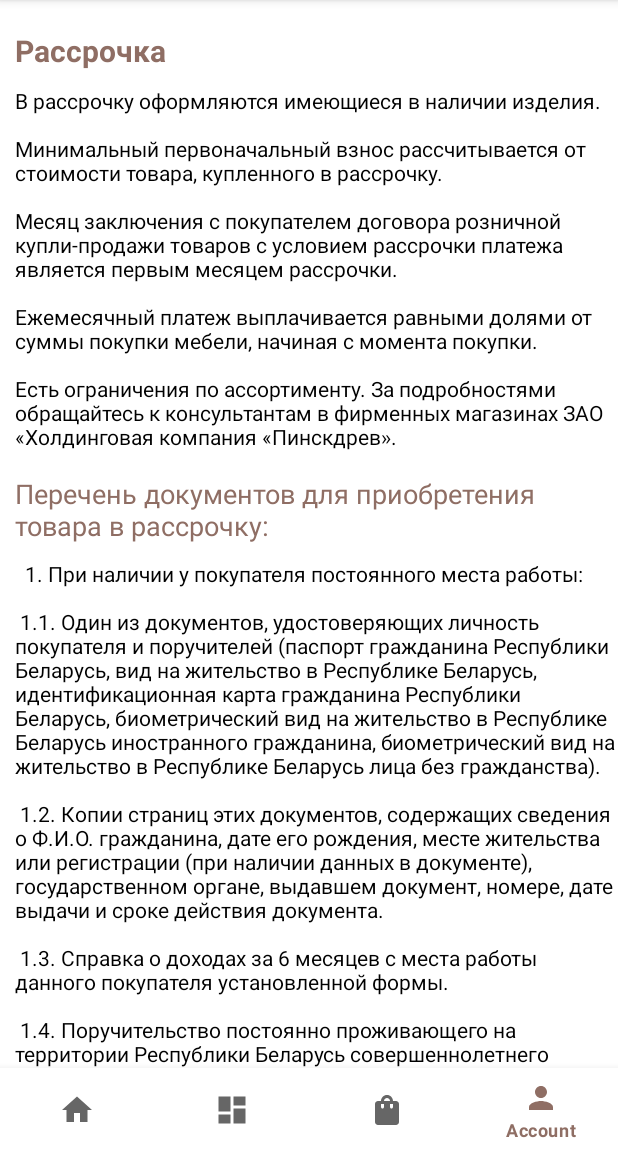
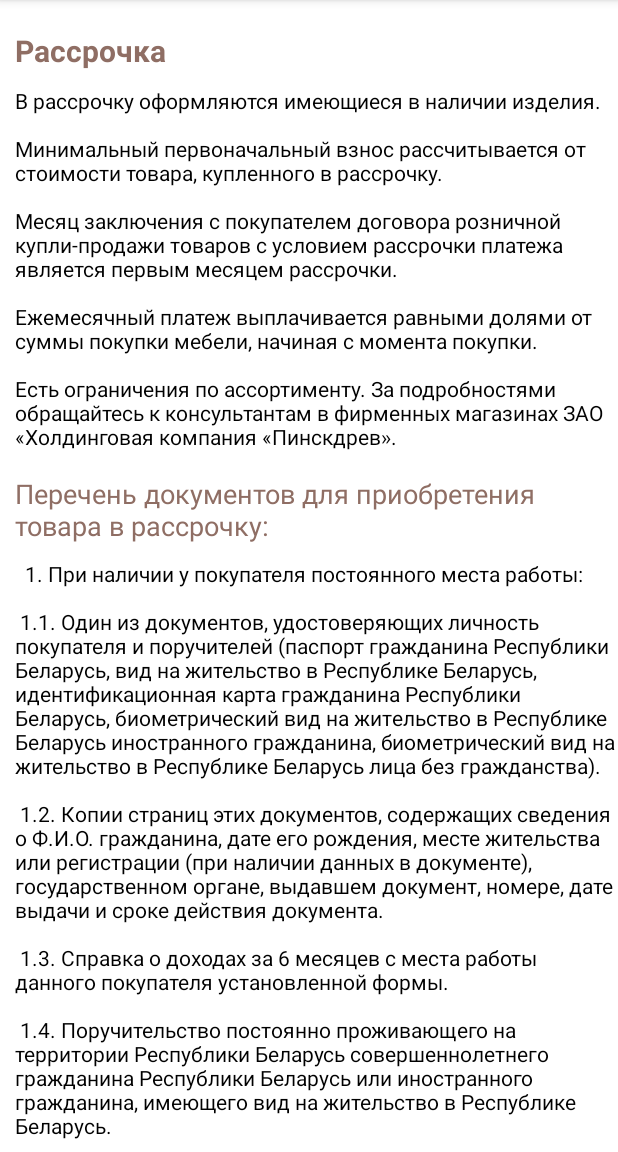
Before and after one commit to razduevmaksim/Pinskdrev, an Android app: the AccountFragment screen opened through its navigation route, after a tap on "РАССРОЧКА", on a phone screen of 412 x 824 dp, the part 84-1236 px from its top. Run offline under Robolectric (Android 15) with nearby library versions, the phone set to English and light mode, and no system bars; our stand-ins replace EventBus, Firebase (no records; nobody signed in at launch, a user with empty details on screens opened directly), navigation-ui; libraries missing offline, so code that uses them is left out: com.asksira.loopingviewpager; 4 statements that could not run were skipped; 3 other taps on this screen came first.

Commit message:
Pinskdrev

```diff
--- a/app/src/main/java/com/maksapp/pinskdrev/ui/account/AccountFragment.kt
+++ b/app/src/main/java/com/maksapp/pinskdrev/ui/account/AccountFragment.kt
@@ -47,6 +47,12 @@ class AccountFragment : Fragment() {
         return root
     }
 
+    override fun onViewCreated(view: View, savedInstanceState: Bundle?) {
+        super.onViewCreated(view, savedInstanceState)
+        requireActivity().nav_view.visibility = View.VISIBLE
+
+    }
+
     override fun onDestroyView() {
         super.onDestroyView()
         _binding = null
--- a/app/src/main/java/com/maksapp/pinskdrev/ui/additionalInformation/GuaranteesFragment.kt
+++ b/app/src/main/java/com/maksapp/pinskdrev/ui/additionalInformation/GuaranteesFragment.kt
@@ -6,6 +6,7 @@ import android.view.LayoutInflater
 import android.view.View
 import android.view.ViewGroup
 import com.maksapp.pinskdrev.R
+import kotlinx.android.synthetic.main.activity_main.*
 
 
 class GuaranteesFragment : Fragment() {
@@ -22,4 +23,9 @@ class GuaranteesFragment : Fragment() {
         // Inflate the layout for this fragment
         return inflater.inflate(R.layout.layout_guarantees, container, false)
     }
+
+    override fun onViewCreated(view: View, savedInstanceState: Bundle?) {
+        super.onViewCreated(view, savedInstanceState)
+        requireActivity().nav_view.visibility = View.GONE
+    }
 }
--- a/app/src/main/java/com/maksapp/pinskdrev/ui/additionalInformation/InstallmentPlanFragment.kt
+++ b/app/src/main/java/com/maksapp/pinskdrev/ui/additionalInformation/InstallmentPlanFragment.kt
@@ -6,6 +6,7 @@ import android.view.LayoutInflater
 import android.view.View
 import android.view.ViewGroup
 import com.maksapp.pinskdrev.R
+import kotlinx.android.synthetic.main.activity_main.*
 
 
 class InstallmentPlanFragment : Fragment() {
@@ -23,4 +24,10 @@ class InstallmentPlanFragment : Fragment() {
         return inflater.inflate(R.layout.layout_installment_plan, container, false)
     }
 
+    override fun onViewCreated(view: View, savedInstanceState: Bundle?) {
+        super.onViewCreated(view, savedInstanceState)
+        requireActivity().nav_view.visibility = View.GONE
+
+    }
+
 }
--- a/app/src/main/java/com/maksapp/pinskdrev/ui/additionalInformation/ShippingAndPaymentFragment.kt
+++ b/app/src/main/java/com/maksapp/pinskdrev/ui/additionalInformation/ShippingAndPaymentFragment.kt
@@ -6,6 +6,7 @@ import android.view.LayoutInflater
 import android.view.View
 import android.view.ViewGroup
 import com.maksapp.pinskdrev.R
+import kotlinx.android.synthetic.main.activity_main.*
 
 class ShippingAndPaymentFragment : Fragment() {
 
@@ -21,4 +22,9 @@ class ShippingAndPaymentFragment : Fragment() {
         return inflater.inflate(R.layout.layout_shipping_and_payment, container, false)
     }
 
+    override fun onViewCreated(view: View, savedInstanceState: Bundle?) {
+        super.onViewCreated(view, savedInstanceState)
+        requireActivity().nav_view.visibility = View.GONE
+
+    }
 }
--- a/app/src/main/res/layout/fragment_user_information.xml
+++ b/app/src/main/res/layout/fragment_user_information.xml
@@ -99,7 +99,7 @@
         android:layout_width="match_parent"
         android:layout_height="wrap_content"
         android:layout_margin="3dp"
-        android:hint="Phone:"
+        android:hint="Телефон:"
         android:textColor="@color/black"
         android:textColorHint="@color/black"
         android:textSize="17dp"
```
